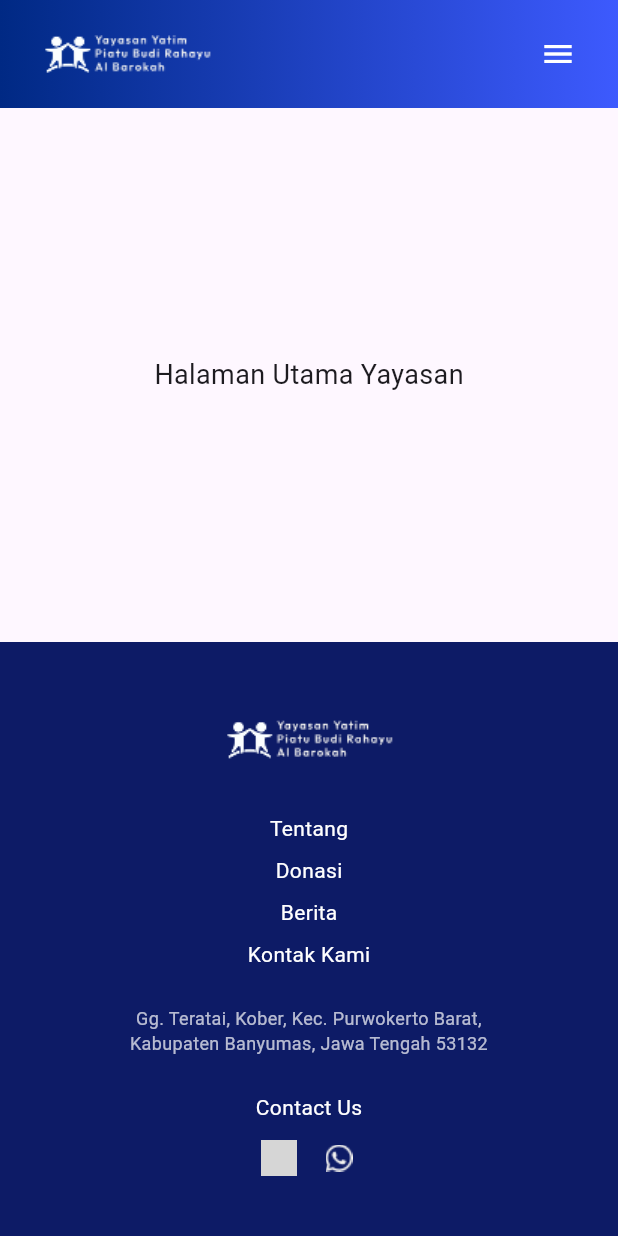
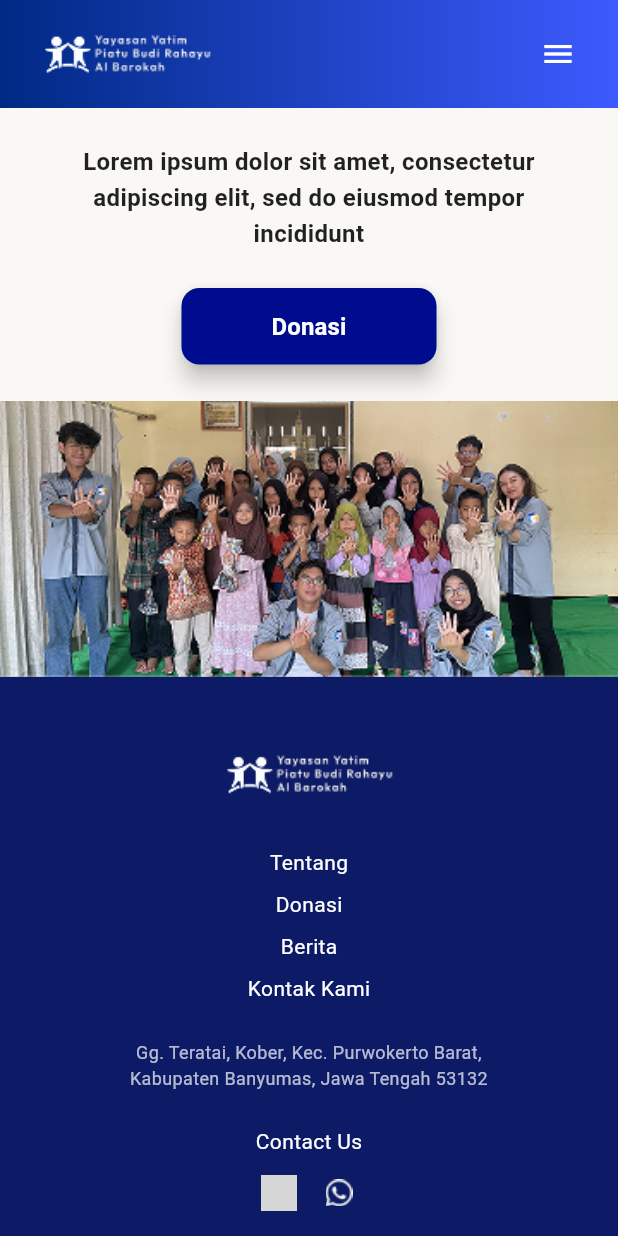
Before and after one commit to dimastianaji/budi_rahayu_care_app, a Flutter app: the screen it shows after launch, on a phone screen of 412 x 824 dp. Run offline on Flutter 3.47's test engine with Material 3 defaults, Android fonts, the phone set to English and light mode, and no system bars; grey boxes are pictures that could not be loaded.

Commit message:
update halaman awal

```diff
--- a/lib/main.dart
+++ b/lib/main.dart
@@ -1,6 +1,7 @@
 import 'package:flutter/material.dart';
 import 'widgets/header.dart';
 import 'widgets/footer.dart';
+import 'widgets/hero_section.dart'; // tambahkan hero section kamu
 
 void main() {
   runApp(const MyApp());
@@ -15,20 +16,15 @@ class MyApp extends StatelessWidget {
       debugShowCheckedModeBanner: false,
       home: Scaffold(
         body: SafeArea(
-          child: Column(
-            mainAxisAlignment: MainAxisAlignment.spaceBetween,
-            children: [
-              Header(), // bagian atas
-              Expanded(
-                child: Center(
-                  child: Text(
-                    'Halaman Utama Yayasan',
-                    style: TextStyle(fontSize: 18),
-                  ),
-                ),
-              ),
-              FooterSection(), // bagian bawah
-            ],
+          child: SingleChildScrollView(
+            child: Column(
+              crossAxisAlignment: CrossAxisAlignment.stretch,
+              children: [
+                Header(),           // bagian atas
+                HeroSection(),      // bagian isi/hero
+                FooterSection(),    // bagian bawah
+              ],
+            ),
           ),
         ),
       ),
--- /dev/null
+++ b/lib/widgets/hero_section.dart
@@ -0,0 +1,67 @@
+import 'package:flutter/material.dart';
+
+class HeroSection extends StatelessWidget {
+  const HeroSection({super.key});
+
+  @override
+  Widget build(BuildContext context) {
+    return Container(
+      color: const Color(0xFFF9F8F4), // warna latar krem muda
+      child: Column(
+        crossAxisAlignment: CrossAxisAlignment.center,
+        children: [
+          const SizedBox(height: 24),
+
+          // Teks utama (judul + deskripsi)
+          const Padding(
+            padding: EdgeInsets.symmetric(horizontal: 24),
+            child: Text(
+              'Lorem ipsum dolor sit amet, consectetur adipiscing elit, sed do eiusmod tempor incididunt',
+              textAlign: TextAlign.center,
+              style: TextStyle(
+                fontSize: 16,
+                fontWeight: FontWeight.w600,
+                height: 1.5,
+                color: Colors.black87,
+              ),
+            ),
+          ),
+
+          const SizedBox(height: 24),
+
+          // Tombol Donasi
+          ElevatedButton(
+            style: ElevatedButton.styleFrom(
+              backgroundColor: const Color(0xFF000C8E), // biru tua
+              padding: const EdgeInsets.symmetric(horizontal: 60, vertical: 14),
+              shape: RoundedRectangleBorder(
+                borderRadius: BorderRadius.circular(12),
+              ),
+              elevation: 6,
+            ),
+            onPressed: () {
+              // aksi saat tombol ditekan
+            },
+            child: const Text(
+              'Donasi',
+              style: TextStyle(
+                color: Colors.white,
+                fontSize: 16,
+                fontWeight: FontWeight.w600,
+              ),
+            ),
+          ),
+
+          const SizedBox(height: 24),
+
+          // Gambar utama
+          Image.asset(
+            'lib/assets/images/foto_hero_section.png',
+            width: double.infinity,
+            fit: BoxFit.cover,
+          ),
+        ],
+      ),
+    );
+  }
+}
--- a/pubspec.yaml
+++ b/pubspec.yaml
@@ -20,6 +20,7 @@ flutter:
   assets:
     - lib/assets/images/
     - lib/assets/images/logo.png
+    - lib/assets/images/foto_hero_section.png
     - lib/assets/icons/
     - lib/assets/icons/instagram.png
     - lib/assets/icons/whatsapp.png
```
Also changed, not shown: lib/assets/images/foto_hero_section.png (added).
